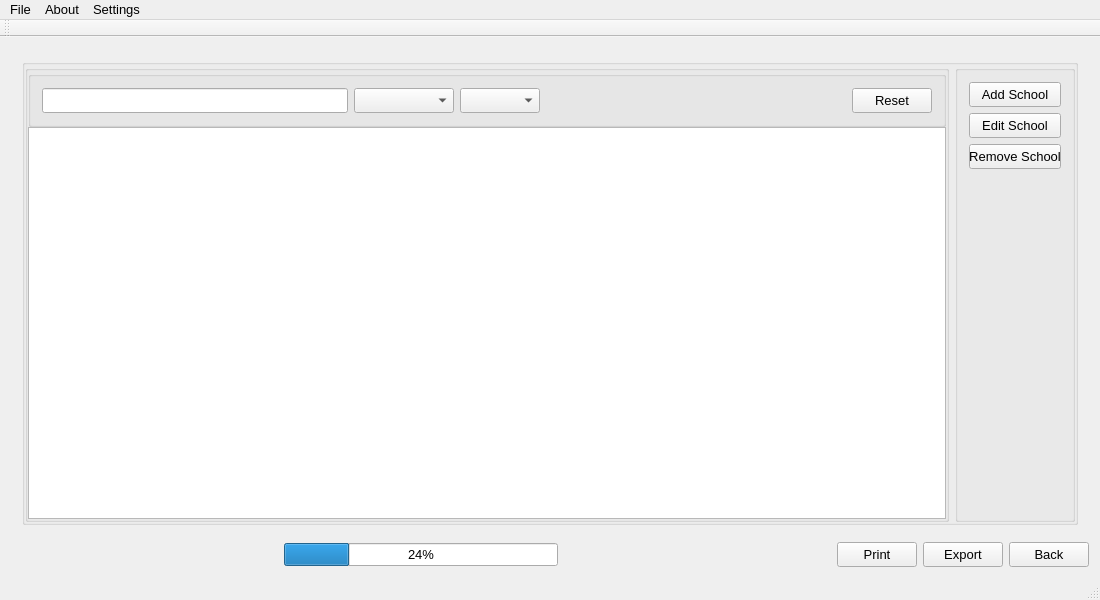
Above: QuickManager/mainwindow.ui from Vijay13/QuickManager before the change. Below: the same form after it.
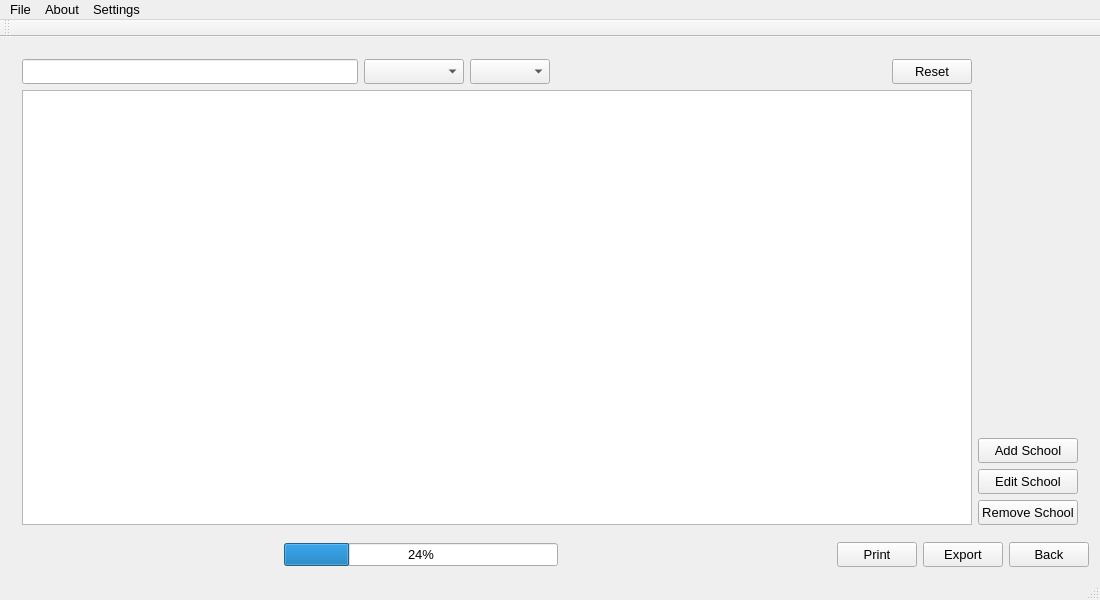
That is the form after the change. The open tabs and pages were chosen to show the change.

Commit message: Fixed bug in design of SchoolManager

What changed in the file:
```diff
--- a/QuickManager/mainwindow.ui
+++ b/QuickManager/mainwindow.ui
@@ -387,57 +387,12 @@
       <widget class="QWidget" name="SchoolsManager">
        <layout class="QVBoxLayout" name="verticalLayout_2">
         <item>
-         <widget class="QGroupBox" name="groupBoxMain">
-          <property name="title">
-           <string/>
-          </property>
-          <layout class="QHBoxLayout" name="horizontalLayout_4">
-           <property name="leftMargin">
-            <number>0</number>
-           </property>
-           <property name="topMargin">
-            <number>0</number>
-           </property>
-           <property name="rightMargin">
-            <number>0</number>
-           </property>
-           <property name="bottomMargin">
-            <number>0</number>
-           </property>
-           <item>
-            <widget class="QGroupBox" name="groupBoxSchoolOperations">
-             <property name="title">
-              <string/>
-             </property>
-             <layout class="QVBoxLayout" name="verticalLayout_4">
-              <property name="spacing">
-               <number>0</number>
-              </property>
-              <property name="leftMargin">
-               <number>0</number>
-              </property>
-              <property name="topMargin">
-               <number>0</number>
-              </property>
-              <property name="rightMargin">
-               <number>0</number>
-              </property>
-              <property name="bottomMargin">
-               <number>0</number>
-              </property>
-              <item>
-               <widget class="QGroupBox" name="groupBoxSearchBox">
-                <property name="minimumSize">
-                 <size>
-                  <width>0</width>
-                  <height>25</height>
-                 </size>
-                </property>
-                <property name="title">
-                 <string/>
-                </property>
                 <layout class="QHBoxLayout" name="horizontalLayout_6">
                  <item>
+           <layout class="QVBoxLayout" name="verticalLayout_4">
+            <item>
+             <layout class="QHBoxLayout" name="horizontalLayout_4">
+              <item>
                   <widget class="QLineEdit" name="lineEditSearchBox">
                    <property name="minimumSize">
                     <size>
@@ -503,10 +458,15 @@
                   </widget>
                  </item>
                 </layout>
-               </widget>
               </item>
               <item>
                <widget class="QTableView" name="tableViewSchools">
+              <property name="minimumSize">
+               <size>
+                <width>0</width>
+                <height>0</height>
+               </size>
+              </property>
                 <property name="wordWrap">
                  <bool>false</bool>
                 </property>
@@ -516,26 +476,22 @@
                </widget>
               </item>
              </layout>
-            </widget>
            </item>
            <item>
-            <widget class="QGroupBox" name="groupBoxManager">
-             <property name="minimumSize">
-              <size>
-               <width>120</width>
-               <height>0</height>
-              </size>
-             </property>
-             <property name="maximumSize">
-              <size>
-               <width>120</width>
-               <height>16777215</height>
-              </size>
-             </property>
-             <property name="title">
-              <string/>
-             </property>
              <layout class="QVBoxLayout" name="verticalLayout_3">
+            <item>
+             <spacer name="verticalSpacer">
+              <property name="orientation">
+               <enum>Qt::Vertical</enum>
+              </property>
+              <property name="sizeHint" stdset="0">
+               <size>
+                <width>20</width>
+                <height>40</height>
+               </size>
+              </property>
+             </spacer>
+            </item>
               <item>
                <widget class="QPushButton" name="pushButtonAddSchool">
                 <property name="minimumSize">
@@ -608,24 +564,9 @@
                 </property>
                </widget>
               </item>
-              <item>
-               <spacer name="verticalSpacer">
-                <property name="orientation">
-                 <enum>Qt::Vertical</enum>
-                </property>
-                <property name="sizeHint" stdset="0">
-                 <size>
-                  <width>20</width>
-                  <height>40</height>
-                 </size>
-                </property>
-               </spacer>
-              </item>
-             </layout>
-            </widget>
-           </item>
-          </layout>
-         </widget>
+           </layout>
+          </item>
+         </layout>
         </item>
        </layout>
       </widget>
```
Left out of the diff: 9 changed lines with no effect on the pictures. Lines whose indentation alone changed are shown as unchanged. The commit also changes 1 other file.
